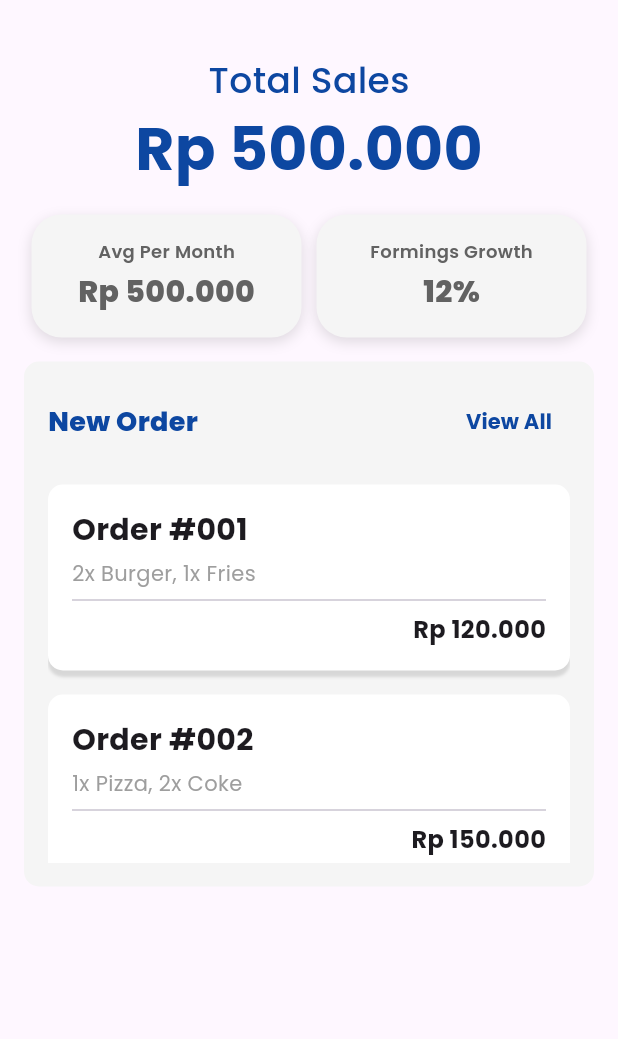
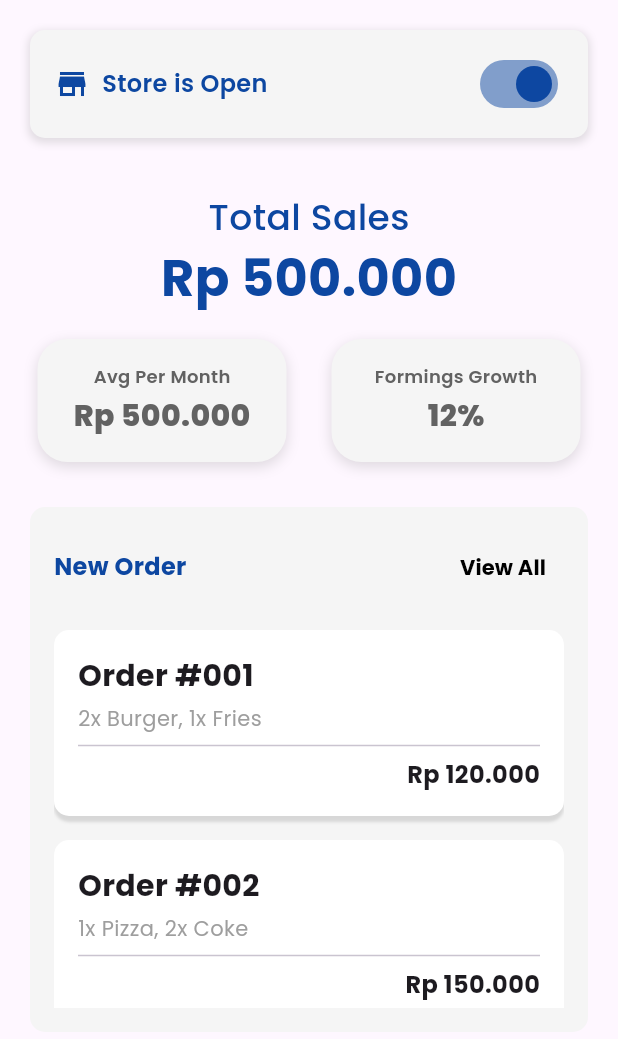
Before and after one commit to Alirzq/admin-campaign-coffe, a Flutter app: the EarningsPage widget shown alone on an empty page, opened directly, on a phone screen of 412 x 824 dp. Shown: the top 1039 px of the screen. Run offline on Flutter 3.47's test engine with Material 3 defaults, Android fonts, the light colour scheme and no system bars; our stand-ins replace fl_chart, flutter_svg, get, google_fonts; network calls fail.

Commit message:
style: [RZ] styling homepage

```diff
--- a/lib/app/modules/pages/homepage/earnings/earnings_page.dart
+++ b/lib/app/modules/pages/homepage/earnings/earnings_page.dart
@@ -13,11 +13,56 @@ class EarningsPage extends StatelessWidget {
   @override
   Widget build(BuildContext context) {
     return SingleChildScrollView(
-      padding: const EdgeInsets.all(16),
+      padding: const EdgeInsets.all(20),
       child: Column(
         crossAxisAlignment: CrossAxisAlignment.start,
         children: [
-          const SizedBox(height: 20),
+          Container(
+            padding: const EdgeInsets.symmetric(horizontal: 16, vertical: 12),
+            decoration: BoxDecoration(
+              color: Color.fromARGB(255, 245, 245, 245),
+              borderRadius: BorderRadius.circular(10),
+              boxShadow: [
+                BoxShadow(
+                  color: Colors.grey.withOpacity(0.3),
+                  spreadRadius: 1,
+                  blurRadius: 4,
+                  offset: const Offset(0, 2),
+                ),
+              ],
+            ),
+            child: Row(
+              mainAxisAlignment: MainAxisAlignment.spaceBetween,
+              children: [
+                Row(
+                  children: [
+                    Icon(
+                      Icons.store,
+                      color: Colors.blue.shade900,
+                      size: 24,
+                    ),
+                    const SizedBox(width: 8),
+                    Text(
+                      "Store is Open",
+                      style: GoogleFonts.poppins(
+                        fontSize: 16,
+                        fontWeight: FontWeight.w600,
+                        color: Colors.blue.shade900,
+                      ),
+                    ),
+                  ],
+                ),
+                Obx(() => Switch(
+                      value: controller.isStoreOpen.value,
+                      onChanged: (bool value) {
+                        controller.toggleStore(value);
+                      },
+                      activeColor: Colors.blue.shade900,
+                    )),
+              ],
+            ),
+          ),
+          const SizedBox(height: 35),
           Center(
             child: Column(
               children: [
@@ -31,7 +76,7 @@ class EarningsPage extends StatelessWidget {
                 Text(
                   "Rp 500.000",
                   style: GoogleFonts.poppins(
-                      fontSize: 40,
+                      fontSize: 34,
                       fontWeight: FontWeight.w700,
                       color: Colors.blue.shade900),
                 ),
@@ -50,6 +95,9 @@ class EarningsPage extends StatelessWidget {
                 titleFontWeight: FontWeight.w600,
                 valueFontWeight: FontWeight.w800,
               ),
+              SizedBox(
+                width: 20,
+              ),
               StatCard(
                 title: "Formings Growth",
                 value: "12%",
@@ -60,7 +108,7 @@ class EarningsPage extends StatelessWidget {
               ),
             ],
           ),
-          const SizedBox(height: 16),
+          const SizedBox(height: 30),
           Container(
             padding: const EdgeInsets.all(16),
             decoration: BoxDecoration(
@@ -76,8 +124,8 @@ class EarningsPage extends StatelessWidget {
                     Text(
                       "New Order",
                       style: GoogleFonts.poppins(
-                          fontSize: 18,
-                          fontWeight: FontWeight.w800,
+                          fontSize: 16,
+                          fontWeight: FontWeight.w700,
                           color: Colors.blue.shade900),
                     ),
                     TextButton(
@@ -93,7 +141,7 @@ class EarningsPage extends StatelessWidget {
                         style: GoogleFonts.poppins(
                           fontSize: 14,
                           fontWeight: FontWeight.w700,
-                          color: Colors.blue.shade900,
+                          color: const Color.fromARGB(255, 0, 0, 0),
                         ),
                       ),
                     ),
```
